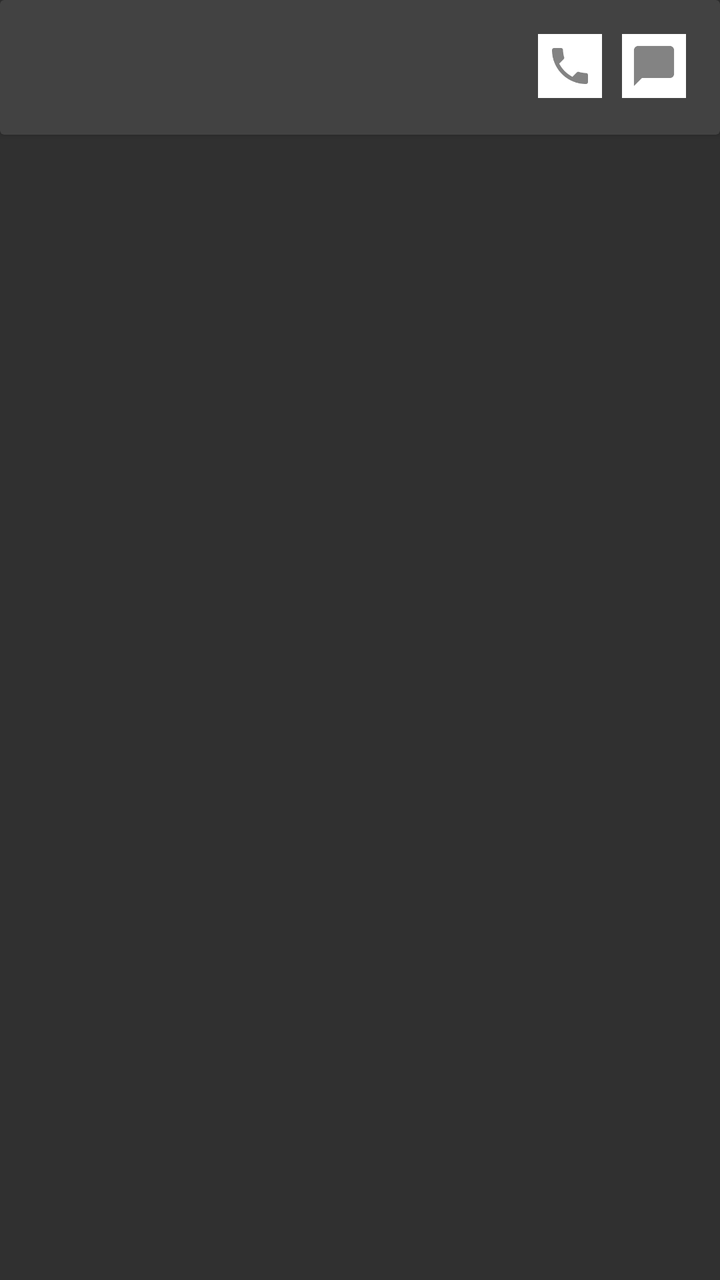
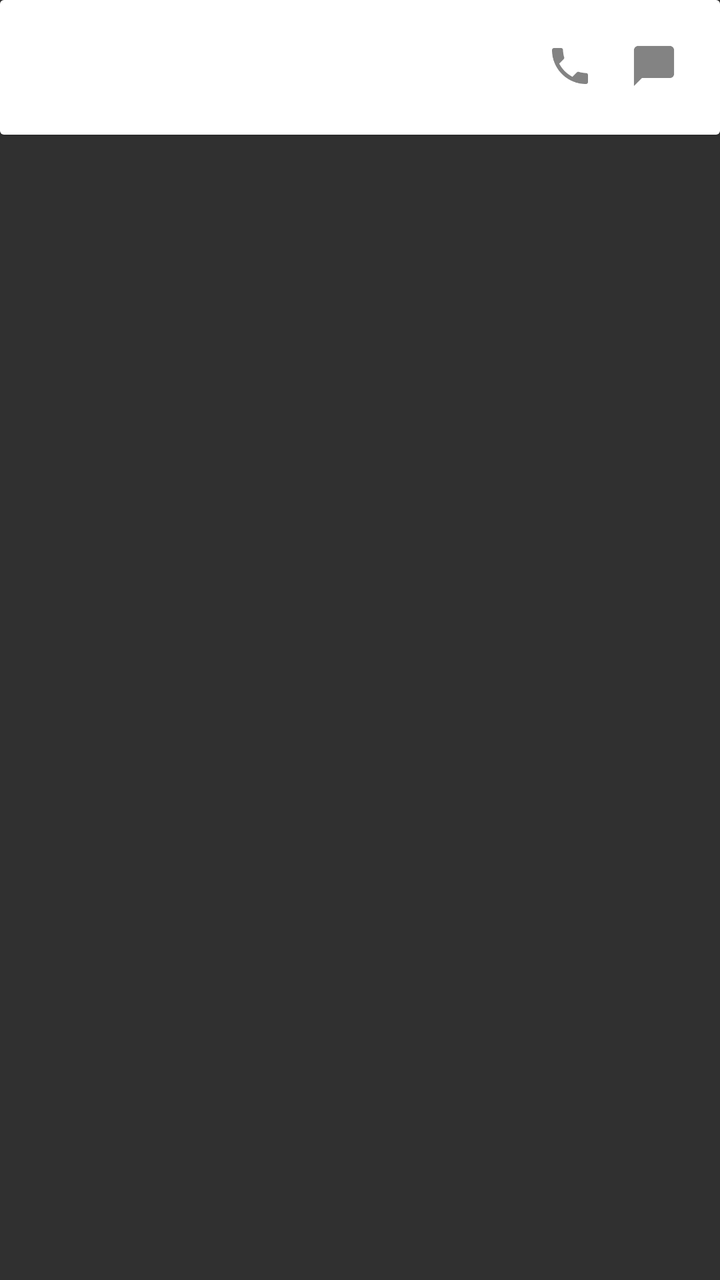

An Android layout rendered at two revisions. The XML below is the earlier revision; the diff shows what the commit changed to produce the second picture.
<!-- AndroidManifest.xml: application theme AppTheme -->
<!-- res/layout/cardview_contacts.xml -->
<LinearLayout xmlns:android="http://schemas.android.com/apk/res/android"
    android:layout_width="match_parent" android:layout_height="match_parent"
    android:paddingBottom="@dimen/cardview_padding">
    <android.support.v7.widget.CardView
        android:layout_width="match_parent"
        android:layout_height="wrap_content"
        android:id="@+id/cardview_contacts">
        <RelativeLayout
            android:layout_width="match_parent"
            android:layout_height="wrap_content"
            android:padding="@dimen/cardview_text_padding2"
            >
            <TextView
                android:layout_width="wrap_content"
                android:layout_height="wrap_content"
                android:id="@+id/cardview_contacts_name"
                android:layout_alignParentTop="true"
                android:textSize="18sp"
                android:textColor="@color/primary_material_dark" />
            <TextView
                android:layout_width="wrap_content"
                android:layout_height="wrap_content"
                android:id="@+id/cardview_contacts_number"
                android:layout_below="@+id/cardview_contacts_name"
                android:textColor="@color/primary_material_dark" />

            <LinearLayout
                android:layout_width="wrap_content"
                android:layout_height="wrap_content"
                android:layout_alignParentTop="true"
                android:layout_alignParentEnd="true"
                >

                <ImageButton
                    android:layout_width="wrap_content"
                    android:layout_height="wrap_content"
                    android:id="@+id/cardview_contacts_call"
                    android:src="@drawable/ic_action_call"
                    android:background="@drawable/cardview_button"
                    android:layout_margin="5dp" />
                <ImageButton
                    android:layout_width="wrap_content"
                    android:layout_height="wrap_content"
                    android:id="@+id/cardview_contacts_message"
                    android:src="@drawable/ic_action_message"
                    android:background="@drawable/cardview_button"
                    android:layout_margin="5dp" />
            </LinearLayout>
        </RelativeLayout>
    </android.support.v7.widget.CardView>
</LinearLayout>
<!-- resources referenced by this layout -->
<resources>
  <dimen name="cardview_padding">8dp</dimen>
  <dimen name="cardview_text_padding2">12dp</dimen>
  <!-- drawable cardview_button (drawable) -->
  <?xml version="1.0" encoding="utf-8"?>
  <selector xmlns:android="http://schemas.android.com/apk/res/android">
      <item
          android:state_pressed="true"
          android:drawable="@color/cardview_shadow_start_color"/>
      <item
          android:state_enabled="false"
          android:drawable="@color/cardview_light_background"/>
      <item
          android:drawable="@color/cardview_light_background"/>
  </selector>
  <!-- drawable ic_action_call: png bitmap (drawable-hdpi, 911 bytes) -->
  <!-- drawable ic_action_message: png bitmap (drawable-hdpi, 441 bytes) -->
  <style name="AppTheme" parent="Theme.AppCompat.NoActionBar">
          
          <item name="windowActionBar">false</item>
          <item name="windowNoTitle">true</item>
      </style>
</resources>

<!-- the commit's change to res/layout/cardview_contacts.xml (unified diff, before → after) -->
@@ -1,5 +1,6 @@
 <LinearLayout xmlns:android="http://schemas.android.com/apk/res/android"
-    android:layout_width="match_parent" android:layout_height="match_parent"
+    android:layout_width="match_parent"
+    android:layout_height="wrap_content"
     android:paddingBottom="@dimen/cardview_padding">
     <android.support.v7.widget.CardView
         android:layout_width="match_parent"
@@ -9,6 +10,7 @@
             android:layout_width="match_parent"
             android:layout_height="wrap_content"
             android:padding="@dimen/cardview_text_padding2"
+            android:background="@color/cardview_bg"
             >
             <TextView
                 android:layout_width="wrap_content"
<!-- resource entries referenced after the edit -->
@@ -1,5 +1,6 @@
 <!-- resources referenced by this layout -->
 <resources>
+  <item name="cardview_bg" type="color">#ffffff</item>
   <dimen name="cardview_padding">8dp</dimen>
   <dimen name="cardview_text_padding2">12dp</dimen>
   <!-- drawable cardview_button (drawable) -->
